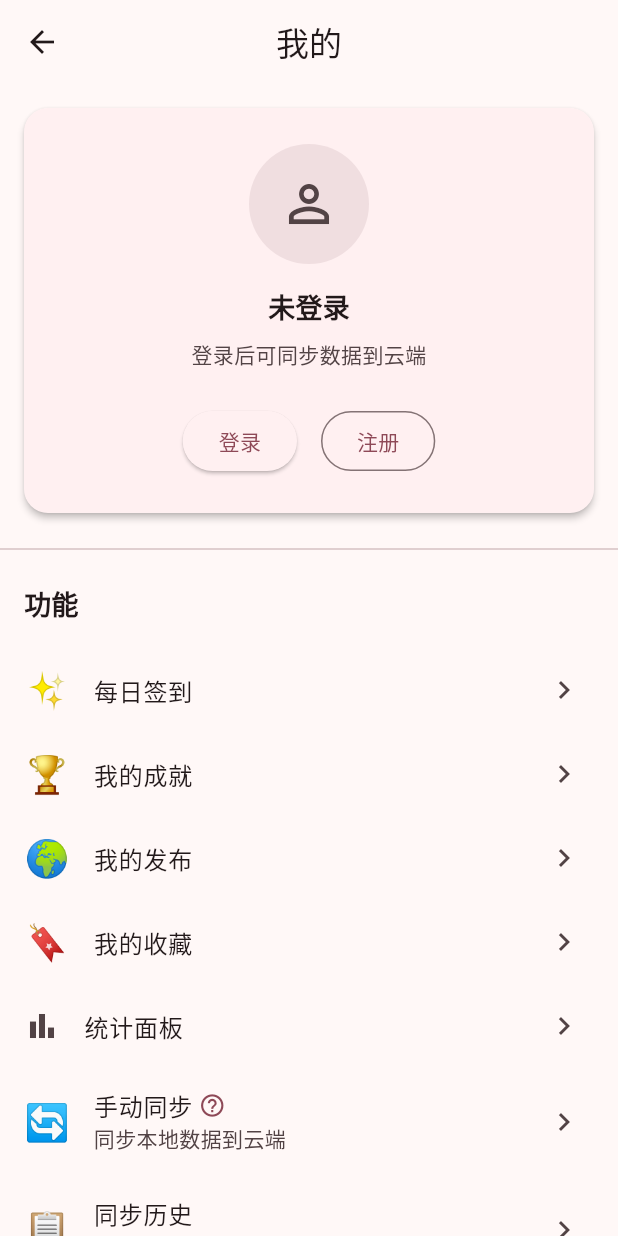
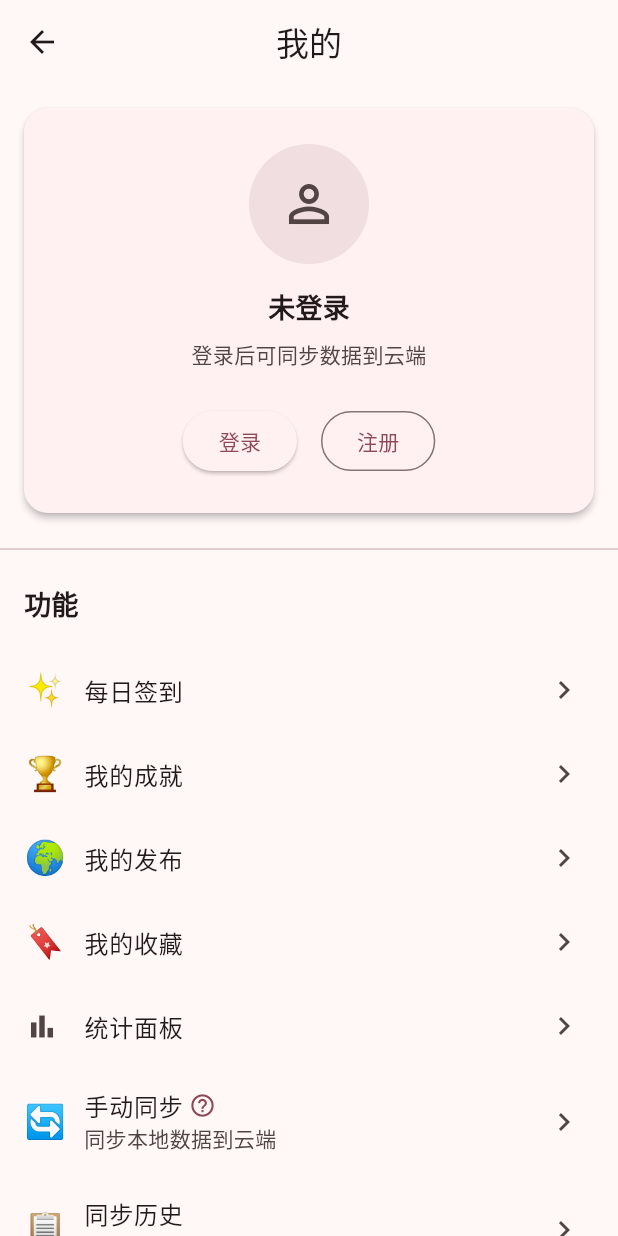
Before and after one commit to HatsuSumi/Serendipity, a Flutter app: the ProfilePage screen opened directly, on a phone screen of 412 x 824 dp. Run offline on Flutter 3.47's test engine with Material 3 defaults, Android fonts, the light colour scheme and no system bars; our stand-ins replace confetti, connectivity_plus, fl_chart, flutter_local_notifications, flutter_riverpod, geolocator and 5 more; accounts and stored records are empty.

Commit message:
fix: align profile page leading visuals

```diff
--- a/serendipity_app/lib/features/settings/profile_page.dart
+++ b/serendipity_app/lib/features/settings/profile_page.dart
@@ -33,6 +33,44 @@ import 'dialogs/sync_history_dialog.dart';
 import 'favorites_page.dart';
 import '../statistics/statistics_page.dart';
 
+class _ProfileEmojiLeading extends StatelessWidget {
+  final String emoji;
+
+  const _ProfileEmojiLeading(this.emoji, {super.key});
+
+  @override
+  Widget build(BuildContext context) {
+    return SizedBox(
+      width: 24,
+      height: 24,
+      child: Center(
+        child: Text(
+          emoji,
+          style: const TextStyle(fontSize: 22, height: 1),
+          textAlign: TextAlign.center,
+        ),
+      ),
+    );
+  }
+}
+
+class _ProfileIconLeading extends StatelessWidget {
+  final IconData icon;
+
+  const _ProfileIconLeading(this.icon, {super.key});
+
+  @override
+  Widget build(BuildContext context) {
+    return SizedBox(
+      width: 24,
+      height: 24,
+      child: Center(
+        child: Icon(icon, size: 22),
+      ),
+    );
+  }
+}
+
 /// 个人资料页面（我的页面）
 ///
 /// 显示用户信息、功能入口、设置选项等。
@@ -90,7 +128,7 @@ class ProfilePage extends ConsumerWidget {
 
           // 每日签到入口
           ListTile(
-            leading: const Text('✨', style: TextStyle(fontSize: 24)),
+            leading: const _ProfileEmojiLeading('✨'),
             title: const Text('每日签到'),
             trailing: const Icon(Icons.chevron_right),
             onTap: () {
@@ -104,7 +142,7 @@ class ProfilePage extends ConsumerWidget {
 
           // 成就入口
           ListTile(
-            leading: const Text('🏆', style: TextStyle(fontSize: 24)),
+            leading: const _ProfileEmojiLeading('🏆'),
             title: const Text('我的成就'),
             trailing: const Icon(Icons.chevron_right),
             onTap: () {
@@ -118,7 +156,7 @@ class ProfilePage extends ConsumerWidget {
 
           // 我的发布入口
           ListTile(
-            leading: const Text('🌍', style: TextStyle(fontSize: 24)),
+            leading: const _ProfileEmojiLeading('🌍'),
             title: const Text('我的发布'),
             trailing: const Icon(Icons.chevron_right),
             onTap: () {
@@ -132,7 +170,7 @@ class ProfilePage extends ConsumerWidget {
 
           // 我的收藏入口
           ListTile(
-            leading: const Text('🔖', style: TextStyle(fontSize: 24)),
+            leading: const _ProfileEmojiLeading('🔖'),
             title: const Text('我的收藏'),
             trailing: const Icon(Icons.chevron_right),
             onTap: () {
@@ -146,7 +184,7 @@ class ProfilePage extends ConsumerWidget {
 
           // 统计面板入口
           ListTile(
-            leading: const Icon(Icons.bar_chart_outlined),
+            leading: const _ProfileIconLeading(Icons.bar_chart_outlined),
             title: const Text('统计面板'),
             trailing: const Icon(Icons.chevron_right),
             onTap: () {
@@ -168,7 +206,7 @@ class ProfilePage extends ConsumerWidget {
                 children: [
                   // 手动同步
                   ListTile(
-                    leading: const Text('🔄', style: TextStyle(fontSize: 24)),
+                    leading: const _ProfileEmojiLeading('🔄'),
                     title: Row(
                       children: [
                         const Text('手动同步'),
@@ -198,7 +236,7 @@ class ProfilePage extends ConsumerWidget {
 
                   // 同步历史
                   ListTile(
-                    leading: const Text('📋', style: TextStyle(fontSize: 24)),
+                    leading: const _ProfileEmojiLeading('📋'),
                     title: const Text('同步历史'),
                     subtitle: const Text('查看历史同步记录'),
                     trailing: const Icon(Icons.chevron_right),
```
Also changed, not shown: 1 other file.
